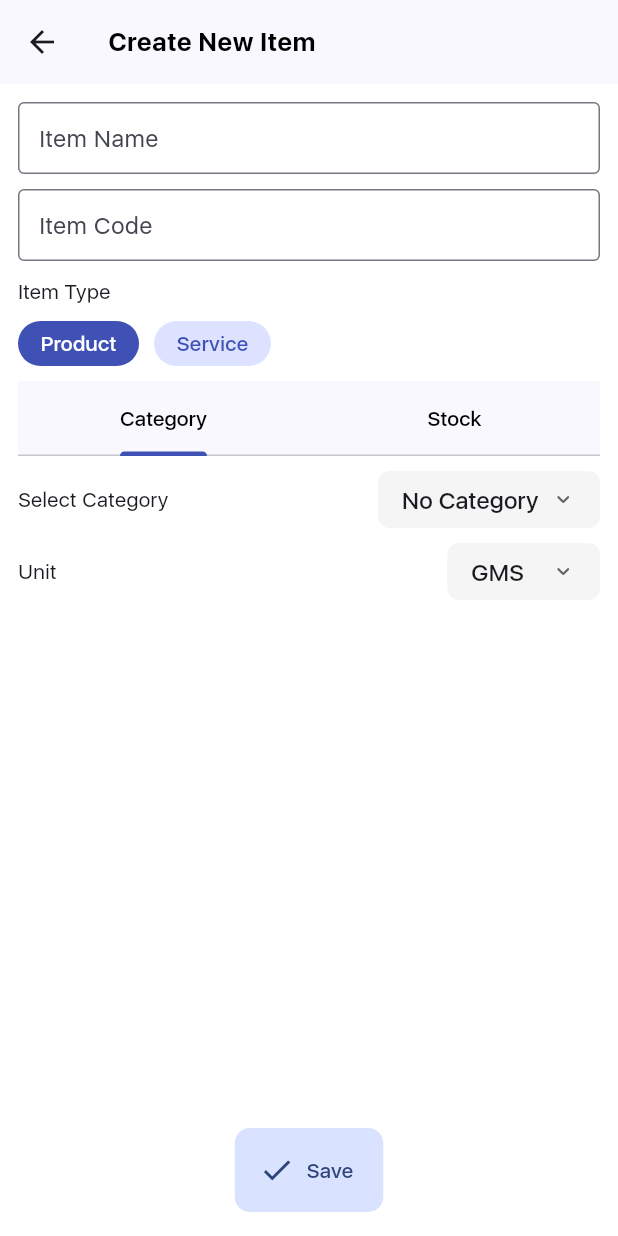
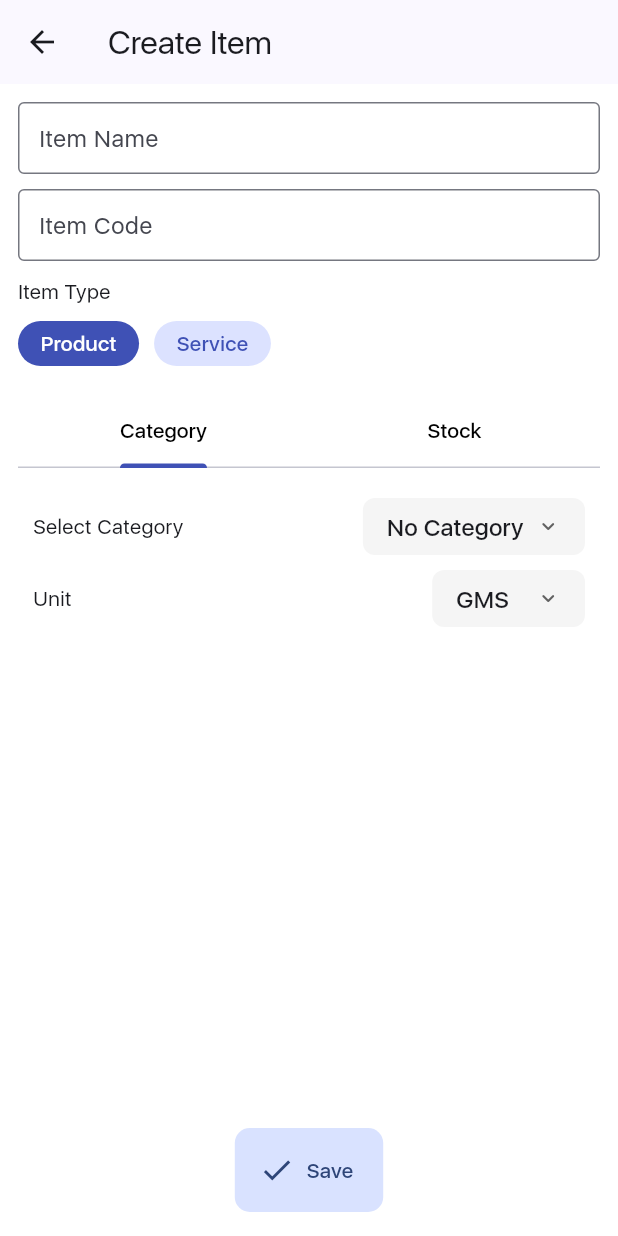
Before and after one commit to VythonDeveloper/jeweller_billbook, a Flutter app: the CreateItemUi screen opened directly, on a phone screen of 412 x 824 dp. Run offline on Flutter 3.47's test engine with Material 2 defaults, Android fonts, the phone set to English and light mode, and no system bars; our stand-ins replace cloud_firestore, firebase_auth, firebase_core, google_sign_in, shared_preferences; missing offline and left inert: page_route_transition; accounts and stored records are empty; project files that could hold a hidden picture were left out.

Commit message:
fixed create item

```diff
--- a/lib/Home/dashboard.dart
+++ b/lib/Home/dashboard.dart
@@ -26,6 +26,7 @@ class _DashboardUiState extends State<DashboardUi> {
   }
 
   void userDetails() async {
+    if (UserData.uid == '') {
       final SharedPreferences prefs = await _prefs;
       UserData.uid = prefs.getString('USERKEY')!;
       UserData.username = prefs.getString('USERNAMEKEY')!;
@@ -33,6 +34,7 @@ class _DashboardUiState extends State<DashboardUi> {
       UserData.email = prefs.getString('USEREMAILKEY')!;
       UserData.profileUrl = prefs.getString('USERPROFILEKEY')!;
       setState(() {});
+    }
   }
 
   @override
@@ -211,10 +213,16 @@ class _DashboardUiState extends State<DashboardUi> {
                     },
                   );
                 }
-                return Center(
+                return Padding(
+                  padding: EdgeInsets.only(top: 40),
+                  child: Center(
                     child: Text(
-                    "No Transactions",
-                    style: TextStyle(fontSize: 15, fontWeight: FontWeight.w700),
+                      "No\nTransactions",
+                      style: TextStyle(
+                        fontSize: 30,
+                        color: Colors.grey.shade400,
+                      ),
+                    ),
                   ),
                 );
               }
--- a/lib/Home/items.dart
+++ b/lib/Home/items.dart
@@ -368,7 +368,7 @@ class _ItemsUiState extends State<ItemsUi> {
               ),
             ),
             Container(
-              margin: EdgeInsets.only(top: 10, left: 10, right: 10),
+              margin: EdgeInsets.only(top: 10, left: 10, right: 10, bottom: 40),
               decoration: BoxDecoration(
                 color: _selectedCategory == 'All Categories'
                     ? Colors.indigo.withOpacity(0.1)
@@ -389,9 +389,6 @@ class _ItemsUiState extends State<ItemsUi> {
               ),
             ),
             categoriesRadioList(setModalState),
-            SizedBox(
-              height: 20,
-            ),
           ],
         ),
       );
@@ -442,6 +439,7 @@ class _ItemsUiState extends State<ItemsUi> {
               }),
             );
           }
+          return SizedBox();
         }
         return Padding(
           padding: EdgeInsets.only(top: 10.0),
--- a/lib/Items/createitem.dart
+++ b/lib/Items/createitem.dart
@@ -2,6 +2,7 @@ import 'package:cloud_firestore/cloud_firestore.dart';
 import 'package:flutter/material.dart';
 import 'package:flutter/services.dart';
 import 'package:jeweller_stockbook/Services/user.dart';
+import 'package:jeweller_stockbook/colors.dart';
 import 'package:jeweller_stockbook/components.dart';
 import 'package:jeweller_stockbook/constants.dart';
 import 'package:page_route_transition/page_route_transition.dart';
@@ -87,34 +88,24 @@ class _CreateItemUiState extends State<CreateItemUi> {
 
   @override
   Widget build(BuildContext context) {
-    return DefaultTabController(
-      length: 2,
-      child: Scaffold(
+    return Scaffold(
       appBar: AppBar(
-          title: Text(
-            "Create New Item",
-            style: TextStyle(
-              color: Colors.black,
-              fontSize: 17,
-              fontWeight: FontWeight.w600,
-              letterSpacing: 0.5,
+        title: Text('Create Item'),
       ),
-          ),
-        ),
-        body: Padding(
+      body: ListView(
         padding: EdgeInsets.all(12),
-          child: Column(
-            children: <Widget>[
+        children: [
           basicItemDetails(),
           SizedBox(
-                height: 10,
+            height: 20,
           ),
           otherDetailsTabBar(),
         ],
       ),
-        ),
       floatingActionButtonLocation: FloatingActionButtonLocation.centerFloat,
-        floatingActionButton: CustomFABButton(
+      floatingActionButton: Visibility(
+        visible: MediaQuery.of(context).viewInsets.bottom == 0,
+        child: CustomFABButton(
           onPressed: () {
             if (_formKey1.currentState!.validate() &&
                 _formKey2.currentState!.validate()) {
@@ -124,7 +115,9 @@ class _CreateItemUiState extends State<CreateItemUi> {
                 'name': _itemName.text,
                 'code': _itemCode.text,
                 'type': _selectedItemType,
-                'category': _selectedCategory,
+                'category': _selectedCategory == 'No Category'
+                    ? 'NA'
+                    : _selectedCategory,
                 'unit': _selectedUnit,
                 'openingStockWeight': double.parse(_openingStockWeight.text),
                 'openingStockPiece': int.parse(_openingStockPiece.text),
@@ -288,16 +281,15 @@ class _CreateItemUiState extends State<CreateItemUi> {
   }
 
   Widget otherDetailsTabBar() {
-    return Expanded(
+    return DefaultTabController(
+      length: 2,
+      initialIndex: 0,
       child: Column(
         children: [
-          SizedBox(
-            height: 50,
-            child: AppBar(
-              bottom: TabBar(
-                automaticIndicatorColorAdjustment: true,
-                indicatorWeight: 2,
-                indicatorColor: Colors.indigo,
+          Container(
+            child: TabBar(
+              indicatorColor: primaryColor,
+              indicatorSize: TabBarIndicatorSize.label,
               tabs: [
                 Tab(
                   child: Text(
@@ -320,10 +312,10 @@ class _CreateItemUiState extends State<CreateItemUi> {
               ],
             ),
           ),
-          ),
-          Expanded(
+          Container(
+            height: MediaQuery.of(context).size.height * 0.51,
             child: TabBarView(
-              children: [
+              children: <Widget>[
                 categoryTabBar(),
                 stockTabBar(),
               ],
@@ -336,8 +328,8 @@ class _CreateItemUiState extends State<CreateItemUi> {
 
   Widget categoryTabBar() {
     return Container(
-      color: Colors.white,
-      child: ListView(
+      padding: EdgeInsets.symmetric(vertical: 10, horizontal: 10),
+      child: Column(
         children: [
           SizedBox(
             height: 10,
@@ -440,10 +432,11 @@ class _CreateItemUiState extends State<CreateItemUi> {
 
   Widget stockTabBar() {
     return Container(
-      color: Colors.white,
+      padding: EdgeInsets.symmetric(vertical: 10, horizontal: 10),
       child: Form(
         key: _formKey2,
-        child: ListView(
+        child: Column(
+          crossAxisAlignment: CrossAxisAlignment.start,
           children: [
             SizedBox(
               height: 10,
@@ -702,6 +695,9 @@ class _CreateItemUiState extends State<CreateItemUi> {
                 }),
               ),
             ),
+            SizedBox(
+              height: 10,
+            ),
           ],
         ),
       ),
```
Lines whose indentation alone changed are shown as unchanged.
